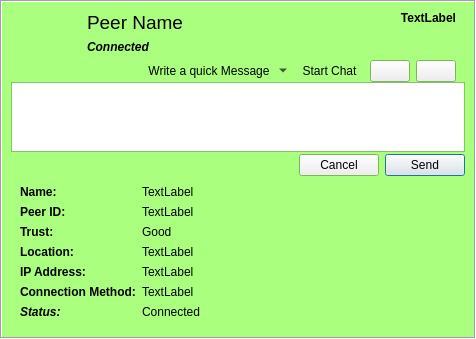
Before: the Qt Designer form retroshare-gui/src/gui/feeds/PeerItem.ui in RetroShare/RetroShare, drawn with Qt 5.
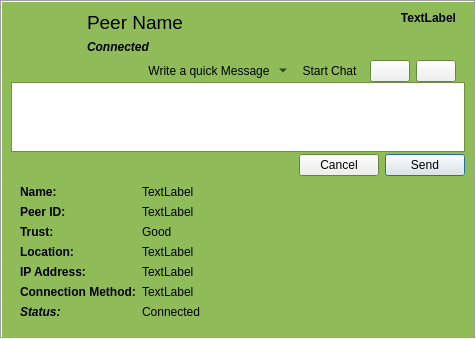
After: the same form once the commit is applied. Icons and pictures are not drawn. Custom widgets are drawn as their Qt base class.

```diff
--- a/retroshare-gui/src/gui/feeds/PeerItem.ui
+++ b/retroshare-gui/src/gui/feeds/PeerItem.ui
@@ -28,9 +28,9 @@
         <colorrole role="Window">
          <brush brushstyle="SolidPattern">
           <color alpha="255">
-           <red>170</red>
-           <green>255</green>
-           <blue>127</blue>
+           <red>143</red>
+           <green>188</green>
+           <blue>88</blue>
           </color>
          </brush>
         </colorrole>
@@ -39,9 +39,9 @@
         <colorrole role="Window">
          <brush brushstyle="SolidPattern">
           <color alpha="255">
-           <red>170</red>
-           <green>255</green>
-           <blue>127</blue>
+           <red>143</red>
+           <green>188</green>
+           <blue>88</blue>
           </color>
          </brush>
         </colorrole>
@@ -50,9 +50,9 @@
         <colorrole role="Window">
          <brush brushstyle="SolidPattern">
           <color alpha="255">
-           <red>170</red>
-           <green>255</green>
-           <blue>127</blue>
+           <red>143</red>
+           <green>188</green>
+           <blue>88</blue>
           </color>
          </brush>
         </colorrole>
```
